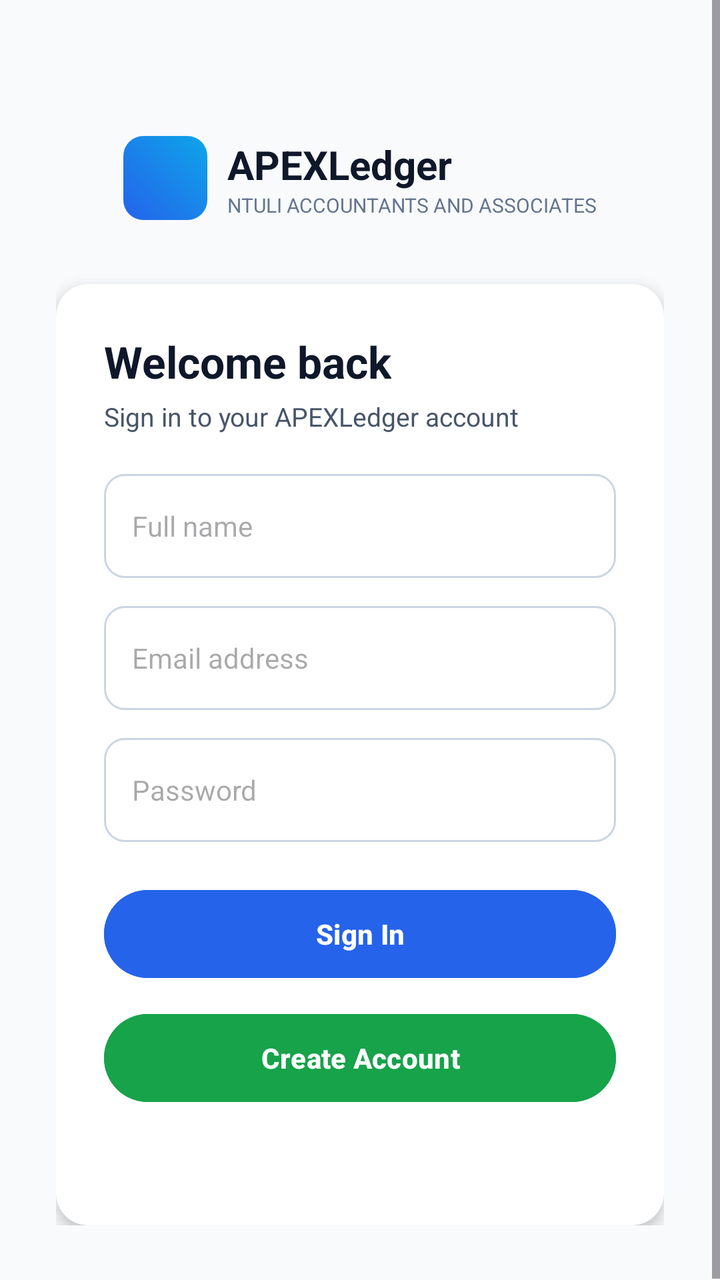
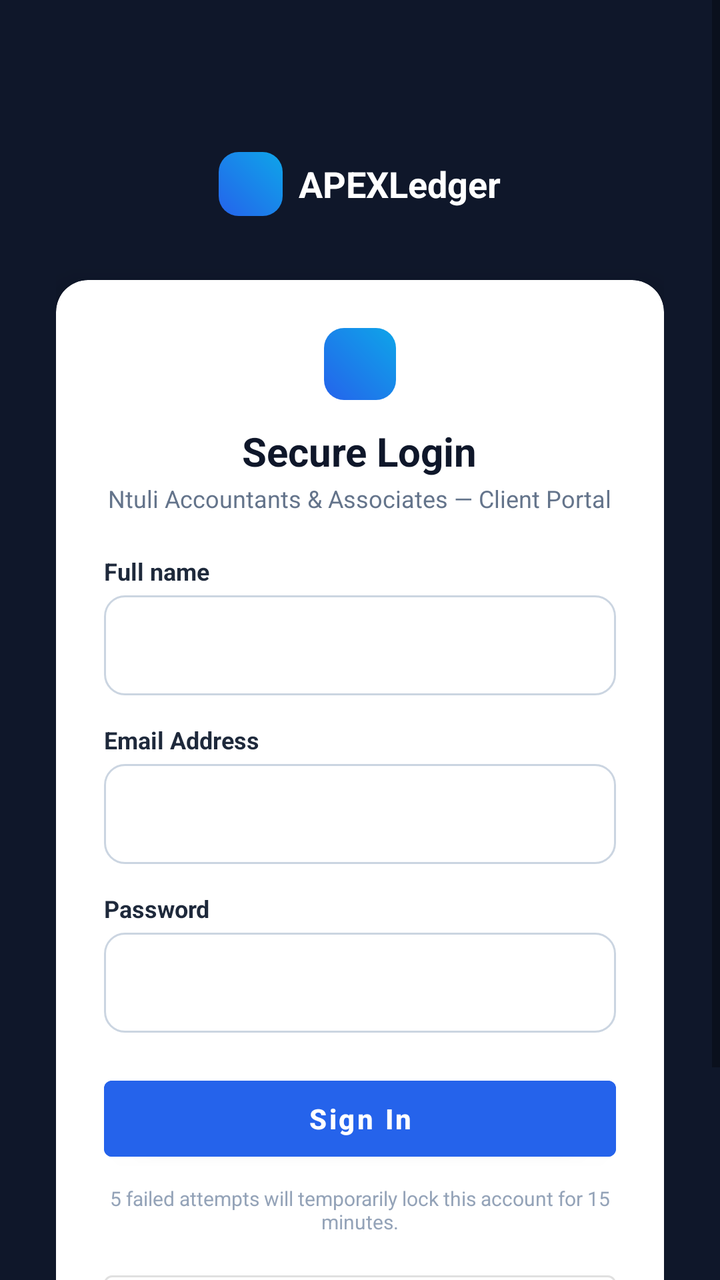

The first picture is an Android layout as it rendered before a commit; the second is the same layout after the commit. The layout source and the unified diff follow.
<!-- AndroidManifest.xml: application theme Theme.ApexLedger -->
<!-- res/layout/activity_main.xml -->
<?xml version="1.0" encoding="utf-8"?>
<ScrollView xmlns:android="http://schemas.android.com/apk/res/android"
    android:layout_width="match_parent"
    android:layout_height="match_parent"
    android:background="@color/gray_50"
    android:fillViewport="true">

    <LinearLayout
        android:layout_width="match_parent"
        android:layout_height="wrap_content"
        android:orientation="vertical"
        android:gravity="center_horizontal"
        android:padding="28dp">

        
        <LinearLayout
            android:layout_width="wrap_content"
            android:layout_height="wrap_content"
            android:orientation="horizontal"
            android:gravity="center_vertical"
            android:layout_marginTop="40dp"
            android:layout_marginBottom="32dp">

            <View
                android:layout_width="42dp"
                android:layout_height="42dp"
                android:background="@drawable/bg_brand_icon" />

            <LinearLayout
                android:layout_width="wrap_content"
                android:layout_height="wrap_content"
                android:orientation="vertical"
                android:layout_marginStart="10dp">

                <TextView
                    android:layout_width="wrap_content"
                    android:layout_height="wrap_content"
                    android:text="APEXLedger"
                    android:textColor="@color/navy"
                    android:textStyle="bold"
                    android:textSize="20sp" />

                <TextView
                    android:layout_width="wrap_content"
                    android:layout_height="wrap_content"
                    android:text="Ntuli Accountants and Associates"
                    android:textColor="@color/gray_500"
                    android:textSize="10sp"
                    android:textAllCaps="true" />
            </LinearLayout>
        </LinearLayout>

        
        <androidx.cardview.widget.CardView
            android:layout_width="match_parent"
            android:layout_height="wrap_content"
            app:cardCornerRadius="16dp"
            app:cardElevation="4dp"
            app:cardBackgroundColor="@color/white"
            xmlns:app="http://schemas.android.com/apk/res-auto">

            <LinearLayout
                android:layout_width="match_parent"
                android:layout_height="wrap_content"
                android:orientation="vertical"
                android:padding="24dp">

                <TextView
                    android:layout_width="wrap_content"
                    android:layout_height="wrap_content"
                    android:text="Welcome back"
                    android:textColor="@color/navy"
                    android:textStyle="bold"
                    android:textSize="22sp" />

                <TextView
                    android:layout_width="wrap_content"
                    android:layout_height="wrap_content"
                    android:text="Sign in to your APEXLedger account"
                    android:textColor="@color/gray_600"
                    android:textSize="13sp"
                    android:layout_marginTop="4dp"
                    android:layout_marginBottom="20dp" />

                <EditText
                    android:id="@+id/etFullName"
                    android:layout_width="match_parent"
                    android:layout_height="52dp"
                    android:background="@drawable/bg_input_field"
                    android:paddingStart="14dp"
                    android:paddingEnd="14dp"
                    android:inputType="textPersonName"
                    android:hint="Full name"
                    android:textSize="14sp"
                    android:layout_marginBottom="14dp" />

                <EditText
                    android:id="@+id/etEmail"
                    android:layout_width="match_parent"
                    android:layout_height="52dp"
                    android:background="@drawable/bg_input_field"
                    android:paddingStart="14dp"
                    android:paddingEnd="14dp"
                    android:inputType="textEmailAddress"
                    android:hint="Email address"
                    android:textSize="14sp"
                    android:layout_marginBottom="14dp" />

                <EditText
                    android:id="@+id/etPassword"
                    android:layout_width="match_parent"
                    android:layout_height="52dp"
                    android:background="@drawable/bg_input_field"
                    android:paddingStart="14dp"
                    android:paddingEnd="14dp"
                    android:inputType="textPassword"
                    android:hint="Password"
                    android:textSize="14sp"
                    android:layout_marginBottom="20dp" />

                <Button
                    android:id="@+id/btnLogin"
                    android:layout_width="match_parent"
                    android:layout_height="52dp"
                    android:text="Sign In"
                    android:textAllCaps="false"
                    android:textStyle="bold"
                    android:backgroundTint="@color/primary"
                    android:textColor="@color/white"
                    android:layout_marginBottom="10dp" />

                <Button
                    android:id="@+id/btnRegister"
                    android:layout_width="match_parent"
                    android:layout_height="52dp"
                    android:text="Create Account"
                    android:textAllCaps="false"
                    android:textStyle="bold"
                    android:backgroundTint="@color/success"
                    android:textColor="@color/white" />

                <TextView
                    android:id="@+id/tvStatus"
                    android:layout_width="wrap_content"
                    android:layout_height="wrap_content"
                    android:layout_gravity="center_horizontal"
                    android:layout_marginTop="16dp"
                    android:textColor="@color/danger_dark"
                    android:textSize="13sp" />

            </LinearLayout>
        </androidx.cardview.widget.CardView>

    </LinearLayout>
</ScrollView>
<!-- resources referenced by this layout -->
<resources>
  <color name="danger_dark">#DC2626</color>
  <color name="gray_50">#F8FAFC</color>
  <color name="gray_500">#64748B</color>
  <color name="gray_600">#475569</color>
  <color name="navy">#0F172A</color>
  <color name="primary">#2563EB</color>
  <color name="success">#16A34A</color>
  <color name="white">#FFFFFF</color>
  <!-- drawable bg_brand_icon (drawable) -->
  <?xml version="1.0" encoding="utf-8"?>
  <shape xmlns:android="http://schemas.android.com/apk/res/android"
      android:shape="rectangle">
      <corners android:radius="10dp" />
      <gradient
          android:angle="45"
          android:startColor="@color/primary"
          android:endColor="@color/cyan" />
  </shape>
  <!-- drawable bg_input_field (drawable) -->
  <?xml version="1.0" encoding="utf-8"?>
  <shape xmlns:android="http://schemas.android.com/apk/res/android"
      android:shape="rectangle">
      <corners android:radius="10dp" />
      <solid android:color="@color/white" />
      <stroke android:width="1dp" android:color="@color/gray_300" />
  </shape>
  <style name="Theme.ApexLedger" parent="Base.Theme.ApexLedger" />
  <color name="cyan">#0EA5E9</color>
  <color name="gray_300">#CBD5E1</color>
  <style name="Base.Theme.ApexLedger" parent="Theme.Material3.DayNight.NoActionBar">
          
          
      </style>
</resources>

<!-- the commit's change to res/layout/activity_main.xml (unified diff, before → after) -->
@@ -2,7 +2,7 @@
 <ScrollView xmlns:android="http://schemas.android.com/apk/res/android"
     android:layout_width="match_parent"
     android:layout_height="match_parent"
-    android:background="@color/gray_50"
+    android:background="@color/navy"
     android:fillViewport="true">
 
     <LinearLayout
@@ -18,24 +18,51 @@
             android:layout_height="wrap_content"
             android:orientation="horizontal"
             android:gravity="center_vertical"
-            android:layout_marginTop="40dp"
-            android:layout_marginBottom="32dp">
+            android:layout_marginTop="48dp"
+            android:layout_marginBottom="8dp">
 
             <View
-                android:layout_width="42dp"
-                android:layout_height="42dp"
+                android:layout_width="32dp"
+                android:layout_height="32dp"
                 android:background="@drawable/bg_brand_icon" />
 
-            <LinearLayout
+            <TextView
                 android:layout_width="wrap_content"
                 android:layout_height="wrap_content"
+                android:text="APEXLedger"
+                android:textColor="@color/white"
+                android:textStyle="bold"
+                android:textSize="18sp"
+                android:layout_marginStart="8dp" />
+        </LinearLayout>
+
+        
+        <androidx.cardview.widget.CardView
+            android:layout_width="match_parent"
+            android:layout_height="wrap_content"
+            android:layout_marginTop="24dp"
+            app:cardCornerRadius="16dp"
+            app:cardElevation="8dp"
+            app:cardBackgroundColor="@color/white"
+            xmlns:app="http://schemas.android.com/apk/res-auto">
+
+            <LinearLayout
+                android:layout_width="match_parent"
+                android:layout_height="wrap_content"
                 android:orientation="vertical"
-                android:layout_marginStart="10dp">
+                android:gravity="center_horizontal"
+                android:padding="24dp">
+
+                <View
+                    android:layout_width="36dp"
+                    android:layout_height="36dp"
+                    android:background="@drawable/bg_brand_icon"
+                    android:layout_marginBottom="12dp" />
 
                 <TextView
                     android:layout_width="wrap_content"
                     android:layout_height="wrap_content"
-                    android:text="APEXLedger"
+                    android:text="Secure Login"
                     android:textColor="@color/navy"
                     android:textStyle="bold"
                     android:textSize="20sp" />
@@ -43,110 +70,118 @@
                 <TextView
                     android:layout_width="wrap_content"
                     android:layout_height="wrap_content"
-                    android:text="Ntuli Accountants and Associates"
+                    android:text="Ntuli Accountants &amp; Associates — Client Portal"
                     android:textColor="@color/gray_500"
-                    android:textSize="10sp"
-                    android:textAllCaps="true" />
-            </LinearLayout>
-        </LinearLayout>
-
-        
-        <androidx.cardview.widget.CardView
-            android:layout_width="match_parent"
-            android:layout_height="wrap_content"
-            app:cardCornerRadius="16dp"
-            app:cardElevation="4dp"
-            app:cardBackgroundColor="@color/white"
-            xmlns:app="http://schemas.android.com/apk/res-auto">
-
-            <LinearLayout
-                android:layout_width="match_parent"
-                android:layout_height="wrap_content"
-                android:orientation="vertical"
-                android:padding="24dp">
-
-                <TextView
-                    android:layout_width="wrap_content"
-                    android:layout_height="wrap_content"
-                    android:text="Welcome back"
-                    android:textColor="@color/navy"
-                    android:textStyle="bold"
-                    android:textSize="22sp" />
-
-                <TextView
-                    android:layout_width="wrap_content"
-                    android:layout_height="wrap_content"
-                    android:text="Sign in to your APEXLedger account"
-                    android:textColor="@color/gray_600"
-                    android:textSize="13sp"
-                    android:layout_marginTop="4dp"
+                    android:textSize="12sp"
+                    android:layout_marginTop="2dp"
                     android:layout_marginBottom="20dp" />
 
-                <EditText
-                    android:id="@+id/etFullName"
+                <LinearLayout
                     android:layout_width="match_parent"
-                    android:layout_height="52dp"
-                    android:background="@drawable/bg_input_field"
-                    android:paddingStart="14dp"
-                    android:paddingEnd="14dp"
-                    android:inputType="textPersonName"
-                    android:hint="Full name"
-                    android:textSize="14sp"
-                    android:layout_marginBottom="14dp" />
+                    android:layout_height="wrap_content"
+                    android:orientation="vertical">
 
-                <EditText
-                    android:id="@+id/etEmail"
-                    android:layout_width="match_parent"
-                    android:layout_height="52dp"
-                    android:background="@drawable/bg_input_field"
-                    android:paddingStart="14dp"
-                    android:paddingEnd="14dp"
-                    android:inputType="textEmailAddress"
-                    android:hint="Email address"
-                    android:textSize="14sp"
-                    android:layout_marginBottom="14dp" />
+                    <TextView
+                        android:layout_width="wrap_content"
+                        android:layout_height="wrap_content"
+                        android:text="Full name"
+                        android:textColor="@color/navy_700"
+                        android:textStyle="bold"
+                        android:textSize="12sp"
+                        android:layout_marginBottom="4dp" />
 
-                <EditText
-                    android:id="@+id/etPassword"
-                    android:layout_width="match_parent"
-                    android:layout_height="52dp"
-                    android:background="@drawable/bg_input_field"
-                    android:paddingStart="14dp"
-                    android:paddingEnd="14dp"
-                    android:inputType="textPassword"
-                    android:hint="Password"
-                    android:textSize="14sp"
-                    android:layout_marginBottom="20dp" />
+                    <EditText
+                        android:id="@+id/etFullName"
+                        android:layout_width="match_parent"
+                        android:layout_height="50dp"
+                        android:background="@drawable/bg_input_field"
+                        android:paddingStart="14dp"
+                        android:paddingEnd="14dp"
+                        android:inputType="textPersonName"
+                        android:textSize="14sp"
+                        android:layout_marginBottom="14dp" />
 
-                <Button
-                    android:id="@+id/btnLogin"
-                    android:layout_width="match_parent"
-                    android:layout_height="52dp"
-                    android:text="Sign In"
-                    android:textAllCaps="false"
-                    android:textStyle="bold"
-                    android:backgroundTint="@color/primary"
-                    android:textColor="@color/white"
-                    android:layout_marginBottom="10dp" />
+                    <TextView
+                        android:layout_width="wrap_content"
+                        android:layout_height="wrap_content"
+                        android:text="Email Address"
+                        android:textColor="@color/navy_700"
+                        android:textStyle="bold"
+                        android:textSize="12sp"
+                        android:layout_marginBottom="4dp" />
 
-                <Button
-                    android:id="@+id/btnRegister"
-                    android:layout_width="match_parent"
-                    android:layout_height="52dp"
-                    android:text="Create Account"
-                    android:textAllCaps="false"
-                    android:textStyle="bold"
-                    android:backgroundTint="@color/success"
-                    android:textColor="@color/white" />
+                    <EditText
+                        android:id="@+id/etEmail"
+                        android:layout_width="match_parent"
+                        android:layout_height="50dp"
+                        android:background="@drawable/bg_input_field"
+                        android:paddingStart="14dp"
+                        android:paddingEnd="14dp"
+                        android:inputType="textEmailAddress"
+                        android:textSize="14sp"
+                        android:layout_marginBottom="14dp" />
 
-                <TextView
-                    android:id="@+id/tvStatus"
-                    android:layout_width="wrap_content"
-                    android:layout_height="wrap_content"
-                    android:layout_gravity="center_horizontal"
-                    android:layout_marginTop="16dp"
-                    android:textColor="@color/danger_dark"
-                    android:textSize="13sp" />
+                    <TextView
+                        android:layout_width="wrap_content"
+                        android:layout_height="wrap_content"
+                        android:text="Password"
+                        android:textColor="@color/navy_700"
+                        android:textStyle="bold"
+                        android:textSize="12sp"
+                        android:layout_marginBottom="4dp" />
+
+                    <EditText
+                        android:id="@+id/etPassword"
+                        android:layout_width="match_parent"
+                        android:layout_height="50dp"
+                        android:background="@drawable/bg_input_field"
+                        android:paddingStart="14dp"
+                        android:paddingEnd="14dp"
+                        android:inputType="textPassword"
+                        android:textSize="14sp"
+                        android:layout_marginBottom="18dp" />
+
+                    <com.google.android.material.button.MaterialButton
+                        android:id="@+id/btnLogin"
+                        android:layout_width="match_parent"
+                        android:layout_height="50dp"
+                        android:text="Sign In"
+                        android:textAllCaps="false"
+                        android:textStyle="bold"
+                        android:backgroundTint="@color/primary"
+                        android:textColor="@color/white"
+                        android:layout_marginBottom="8dp" />
+
+                    <TextView
+                        android:layout_width="wrap_content"
+                        android:layout_height="wrap_content"
+                        android:layout_gravity="center_horizontal"
+                        android:text="5 failed attempts will temporarily lock this account for 15 minutes."
+                        android:textColor="@color/gray_400"
+                        android:textSize="10sp"
+                        android:gravity="center"
+                        android:layout_marginBottom="14dp" />
+
+                    <com.google.android.material.button.MaterialButton
+                        android:id="@+id/btnRegister"
+                        style="@style/Widget.MaterialComponents.Button.OutlinedButton"
+                        android:layout_width="match_parent"
+                        android:layout_height="50dp"
+                        android:text="Create an Account"
+                        android:textAllCaps="false"
+                        android:textStyle="bold" />
+
+                    <TextView
+                        android:id="@+id/tvStatus"
+                        android:layout_width="wrap_content"
+                        android:layout_height="wrap_content"
+                        android:layout_gravity="center_horizontal"
+                        android:layout_marginTop="16dp"
+                        android:textColor="@color/danger_dark"
+                        android:textSize="13sp"
+                        android:gravity="center" />
+
+                </LinearLayout>
 
             </LinearLayout>
         </androidx.cardview.widget.CardView>
<!-- resource entries referenced after the edit -->
@@ -1,10 +1,10 @@
 <!-- resources referenced by this layout -->
 <resources>
   <color name="danger_dark">#DC2626</color>
-  <color name="gray_50">#F8FAFC</color>
+  <color name="gray_400">#94A3B8</color>
   <color name="gray_500">#64748B</color>
-  <color name="gray_600">#475569</color>
   <color name="navy">#0F172A</color>
+  <color name="navy_700">#1E293B</color>
   <color name="primary">#2563EB</color>
   <color name="success">#16A34A</color>
   <color name="white">#FFFFFF</color>
@@ -26,12 +26,16 @@
       <solid android:color="@color/white" />
       <stroke android:width="1dp" android:color="@color/gray_300" />
   </shape>
-  <style name="Theme.ApexLedger" parent="Base.Theme.ApexLedger" />
+  <style name="Theme.ApexLedger" parent="Theme.MaterialComponents.DayNight.NoActionBar">
+          <item name="colorPrimary">@color/primary</item>
+          <item name="colorPrimaryDark">@color/primary_dark</item>
+          <item name="colorAccent">@color/success</item>
+          <item name="android:windowBackground">@color/background</item>
+          <item name="android:statusBarColor">@color/navy</item>
+          <item name="android:navigationBarColor">@color/white</item>
+      </style>
   <color name="cyan">#0EA5E9</color>
   <color name="gray_300">#CBD5E1</color>
-  <style name="Base.Theme.ApexLedger" parent="Theme.Material3.DayNight.NoActionBar">
-          
-          
-      </style>
+  <color name="primary_dark">#1D4ED8</color>
 </resources>
 
